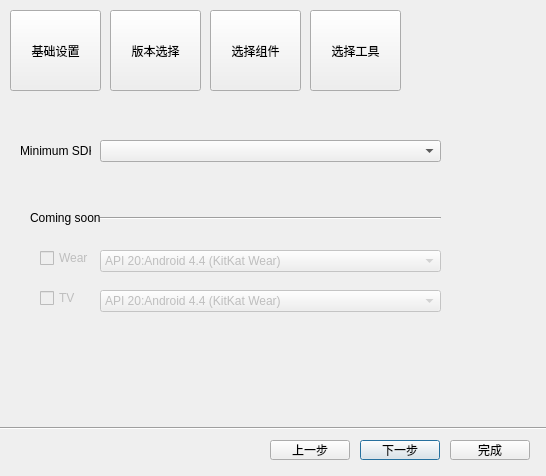
First picture: the form in src/DialogGeneratePro.ui, repository MasterFan2/Knowledge, before the edit.
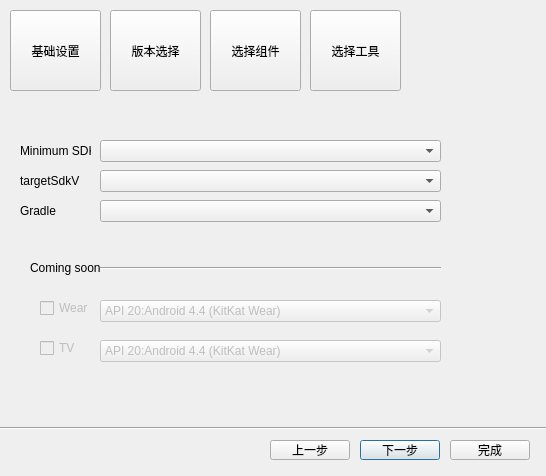
Second picture: the form after the edit. The open tabs and pages were chosen to show the change. Icons and pictures are not drawn.

The edit to the form file:
```diff
--- a/src/DialogGeneratePro.ui
+++ b/src/DialogGeneratePro.ui
@@ -230,7 +230,7 @@
      <property name="geometry">
       <rect>
        <x>30</x>
-       <y>140</y>
+       <y>190</y>
        <width>51</width>
        <height>16</height>
       </rect>
@@ -246,7 +246,7 @@
      <property name="geometry">
       <rect>
        <x>30</x>
-       <y>180</y>
+       <y>230</y>
        <width>51</width>
        <height>16</height>
       </rect>
@@ -262,7 +262,7 @@
      <property name="geometry">
       <rect>
        <x>90</x>
-       <y>140</y>
+       <y>190</y>
        <width>341</width>
        <height>22</height>
       </rect>
@@ -300,7 +300,7 @@
      <property name="geometry">
       <rect>
        <x>90</x>
-       <y>180</y>
+       <y>230</y>
        <width>341</width>
        <height>22</height>
       </rect>
@@ -335,7 +335,7 @@
      <property name="geometry">
       <rect>
        <x>20</x>
-       <y>100</y>
+       <y>150</y>
        <width>71</width>
        <height>16</height>
       </rect>
@@ -348,7 +348,7 @@
      <property name="geometry">
       <rect>
        <x>90</x>
-       <y>100</y>
+       <y>150</y>
        <width>341</width>
        <height>16</height>
       </rect>
@@ -357,6 +357,52 @@
       <enum>Qt::Horizontal</enum>
      </property>
     </widget>
+    <widget class="QLabel" name="label_9">
+     <property name="geometry">
+      <rect>
+       <x>10</x>
+       <y>90</y>
+       <width>71</width>
+       <height>21</height>
+      </rect>
+     </property>
+     <property name="text">
+      <string>Gradle</string>
+     </property>
+    </widget>
+    <widget class="QComboBox" name="step2GradleCBox">
+     <property name="geometry">
+      <rect>
+       <x>90</x>
+       <y>90</y>
+       <width>341</width>
+       <height>22</height>
+      </rect>
+     </property>
+    </widget>
+    <widget class="QLabel" name="label_10">
+     <property name="geometry">
+      <rect>
+       <x>10</x>
+       <y>60</y>
+       <width>71</width>
+       <height>21</height>
+      </rect>
+     </property>
+     <property name="text">
+      <string>targetSdkV</string>
+     </property>
+    </widget>
+    <widget class="QComboBox" name="step2targetCBox">
+     <property name="geometry">
+      <rect>
+       <x>90</x>
+       <y>60</y>
+       <width>341</width>
+       <height>22</height>
+      </rect>
+     </property>
+    </widget>
    </widget>
    <widget class="QWidget" name="page_2">
     <widget class="QListWidget" name="step3ListWidget">
```
Left out of the diff: 68 changed lines with no effect on the pictures.
